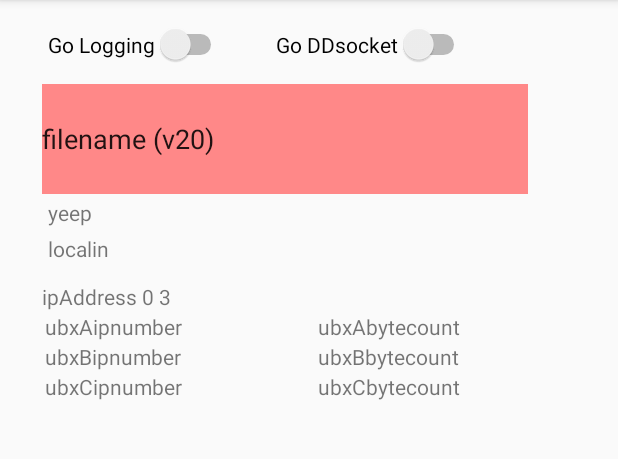
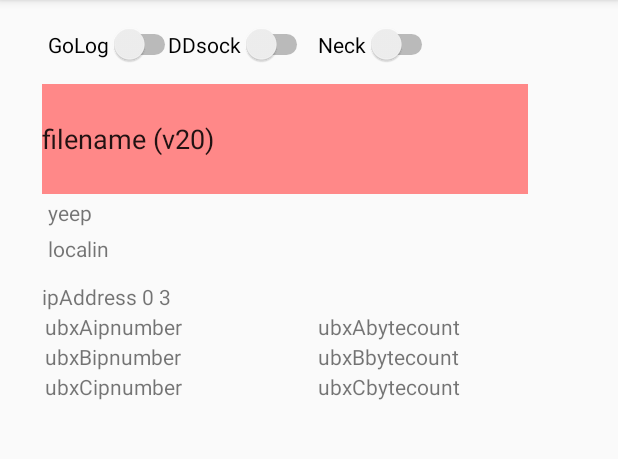
Before and after one commit to Future-Hangglider/Hanglog3, an Android app: the screen it shows after launch (LLog3), on a phone screen of 412 x 824 dp, the part 84-543 px from its top. Run offline under Robolectric (Android 15) with nearby library versions, the phone set to English and light mode, and no system bars.

Commit message:
now with added neck mobility testing

```diff
--- a/app/src/main/java/com/example/julian/hanglog3/CurrentPos.java
+++ b/app/src/main/java/com/example/julian/hanglog3/CurrentPos.java
@@ -10,7 +10,7 @@ public class CurrentPos {
     public int vheight = 0;
 
     public double northorient = 0.0, pitch = 0.0, roll = 0.0;
-    public int orientcalibration = 99;
+    public int orientcalibration = -1;
     public double northorientA = 0.0, pitchA = 0.0, rollA = 0.0;
 
     public double lat0 = -9999.0, lng0 = 0.0;
--- a/app/src/main/java/com/example/julian/hanglog3/LLog3.java
+++ b/app/src/main/java/com/example/julian/hanglog3/LLog3.java
@@ -134,6 +134,14 @@ public class LLog3 extends AppCompatActivity {
             }
         });
 
+        Switch goneckrangeswitch = (Switch)findViewById(R.id.goneckrangeswitch);
+        goneckrangeswitch.setOnCheckedChangeListener(new CompoundButton.OnCheckedChangeListener() {
+            @Override
+            public void onCheckedChanged(CompoundButton c, boolean isChecked) {
+                graphplot.SetNeckRangeMode(isChecked);
+            }
+        });
+
         epicwords.setText("yeep\n");
     }
 
--- a/app/src/main/res/layout/activity_llog3.xml
+++ b/app/src/main/res/layout/activity_llog3.xml
@@ -145,7 +145,7 @@
         android:layout_height="wrap_content"
         android:layout_marginStart="32dp"
         android:layout_marginTop="16dp"
-        android:text="Go Logging"
+        android:text="GoLog"
         app:layout_constraintLeft_toLeftOf="parent"
         app:layout_constraintStart_toStartOf="parent"
         app:layout_constraintTop_toTopOf="parent" />
@@ -154,9 +154,20 @@
         android:id="@+id/goddsocketswitch"
         android:layout_width="wrap_content"
         android:layout_height="wrap_content"
-        android:layout_marginStart="184dp"
+        android:layout_marginStart="112dp"
         android:layout_marginTop="16dp"
-        android:text="Go DDsocket"
+        android:text="DDsock"
+        app:layout_constraintLeft_toLeftOf="parent"
+        app:layout_constraintStart_toStartOf="parent"
+        app:layout_constraintTop_toTopOf="parent" />
+
+    <Switch
+        android:id="@+id/goneckrangeswitch"
+        android:layout_width="wrap_content"
+        android:layout_height="wrap_content"
+        android:layout_marginStart="212dp"
+        android:layout_marginTop="16dp"
+        android:text="Neck"
         app:layout_constraintLeft_toLeftOf="parent"
         app:layout_constraintStart_toStartOf="parent"
         app:layout_constraintTop_toTopOf="parent" />
@@ -171,4 +182,5 @@
         app:layout_constraintStart_toStartOf="parent"
         app:layout_constraintTop_toTopOf="parent" />
 
+
 </android.support.constraint.ConstraintLayout>
```
Also changed, not shown: app/src/main/java/com/example/julian/hanglog3/GraphPlot.java (+71 -1 lines).
